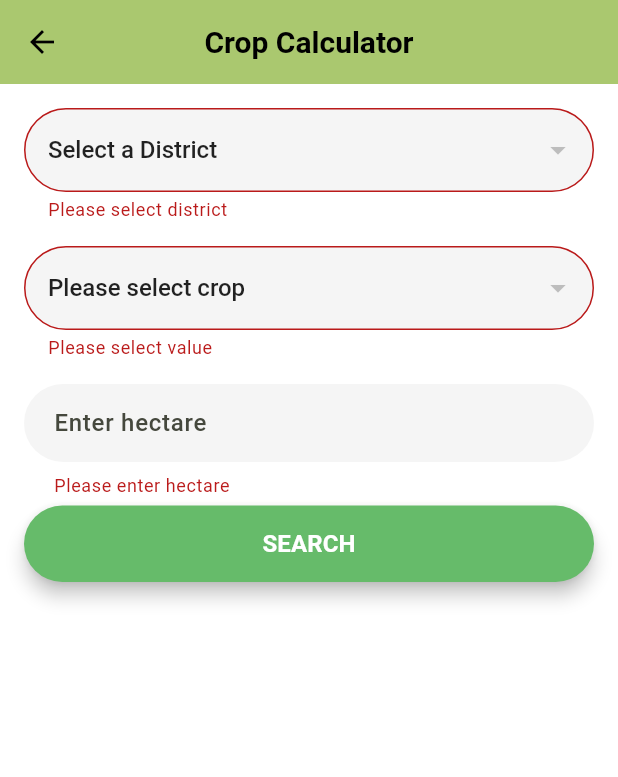
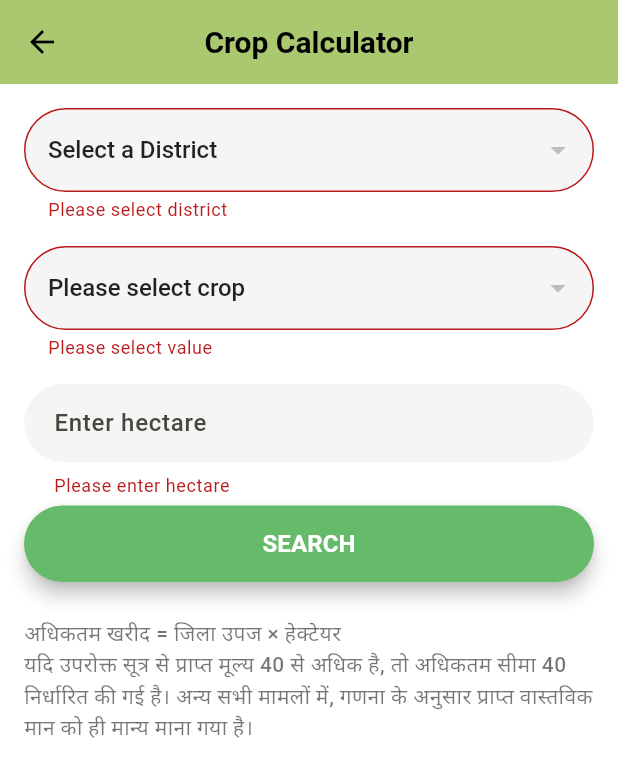
Before and after one commit to Kuldeepsinghhada/rajfed_qr, a Flutter app: the CropCalculaterScreen screen opened directly, after a tap on "SEARCH", on a phone screen of 412 x 824 dp. Shown: the top 777 px of the screen. Run offline on Flutter 3.47's test engine with Material 3 defaults, Android fonts, the phone set to English and light mode, and no system bars; our stand-ins replace connectivity_plus, device_info_plus, dio, fluttertoast, geolocator, image_picker and 4 more; missing offline and left inert: ai_barcode_scanner; accounts and stored records are empty; network calls fail.

Commit message:
issue fix

```diff
--- a/lib/Screens/Incharge/incharge_home/incharge_home.dart
+++ b/lib/Screens/Incharge/incharge_home/incharge_home.dart
@@ -11,7 +11,6 @@ import 'package:rajfed_qr/Screens/Incharge/upload_warehouse_screen/upload_wareho
 import 'package:rajfed_qr/Screens/OpenSource/farmer_desk_screen.dart';
 import 'package:rajfed_qr/Screens/Operator/Home/op_home_service.dart';
 import 'package:rajfed_qr/Screens/Operator/Home/views/Information_row.dart';
-import 'package:rajfed_qr/Screens/login/login_screen.dart';
 import 'package:rajfed_qr/Screens/QRScannerScreen/qr_code_screen.dart';
 import 'package:rajfed_qr/common_views/common_button.dart';
 import 'package:rajfed_qr/common_views/loader_dialog.dart';
--- a/lib/Screens/OpenSource/contact_us_screen.dart
+++ b/lib/Screens/OpenSource/contact_us_screen.dart
@@ -126,7 +126,7 @@ class HeadquartersSection extends StatelessWidget {
 
   final List<_HeadquartersBranch> branches = const [
     _HeadquartersBranch(
-      title: "चित्त एवं लेखा",
+      title: "वित्त एवं लेखा",
       contacts: [
         _HeadquartersContact(
           name: "डाॅ. भगवान सहाय लाडला",
--- a/lib/Screens/OpenSource/crop_calculate/crop_calculate_service.dart
+++ b/lib/Screens/OpenSource/crop_calculate/crop_calculate_service.dart
@@ -1,8 +1,6 @@
 import 'package:rajfed_qr/APIService/api_endpoint.dart';
 import 'package:rajfed_qr/APIService/api_service.dart';
-import 'package:rajfed_qr/APIService/shared_preference_helper.dart';
 import 'package:rajfed_qr/models/APIModel/api_response.dart';
-import 'package:rajfed_qr/models/dashboard_data_model.dart';
 import 'package:rajfed_qr/models/yield_master.dart';
 import 'package:rajfed_qr/utils/enums.dart';
 
@@ -14,8 +12,8 @@ class CropCalculateService {
   Future<APIResponse> getYield(String? district, int? cropId) async {
     try {
       var query = "?District=$district&CropID=$cropId";
-      var response = await ApiService.instance.apiCall(
-          APIEndPoint.getYield + query, HttpRequestType.get, null);
+      var response = await ApiService.instance
+          .apiCall(APIEndPoint.getYield + query, HttpRequestType.get, null);
       if (response.status) {
         var data = response.data['response']['yieldmaster'];
         YieldMaster dataModel = YieldMaster.fromJson(data);
--- a/lib/Screens/OpenSource/crop_calculate/crop_calculater_screen.dart
+++ b/lib/Screens/OpenSource/crop_calculate/crop_calculater_screen.dart
@@ -178,26 +178,9 @@ class _CropCalculaterScreenState extends State<CropCalculaterScreen> {
         double? maxSell =
             (yieldMaster?.yieldRate ?? 0) * int.parse(_searchController.text);
         maxSell = (maxSell > 40 ? 40 : maxSell);
-        var hectare = int.parse(_searchController.text);
         showMaxSellDialog(context, maxSell);
-        // showDialog(
-        //   context: context,
-        //   builder: (context) => AlertDialog(
-        //     content: Text(
-        //       'आपकी अधिकतम तुलन क्षमता ${maxSell?.toInt()} QTL है',
-        //       style: TextStyle(fontSize: 18),
-        //       textAlign: TextAlign.center,
-        //     ),
-        //     actions: [
-        //       TextButton(
-        //         onPressed: () => Navigator.of(context).pop(),
-        //         child: Text('OK'),
-        //       ),
-        //     ],
-        //   ),
-        // );
       } else {
-        showErrorToast(response.error ?? "Failed to fetch yield");
+        showErrorToast(response.error);
       }
     } catch (e) {
       if (!mounted) return;
@@ -298,6 +281,14 @@ class _CropCalculaterScreenState extends State<CropCalculaterScreen> {
                             ),
                           ),
                         ],
+                      ),
+                      SizedBox(height: 24),
+                      Text(
+                        "अधिकतम खरीद = जिला उपज × हेक्टेयर\nयदि उपरोक्त सूत्र से प्राप्त मूल्य 40 से अधिक है, तो अधिकतम सीमा 40 निर्धारित की गई है। अन्य सभी मामलों में, गणना के अनुसार प्राप्त वास्तविक मान को ही मान्य माना गया है।",
+                        style: TextStyle(
+                            fontSize: 14,
+                            color: Colors.black54,
+                            fontWeight: FontWeight.w500),
                       ),
                     ],
                   ),
@@ -578,7 +569,8 @@ class _ModernDialogContent extends StatelessWidget {
                                   borderRadius: BorderRadius.circular(10)),
                             ),
                             onPressed: () => Navigator.of(context).pop(),
-                            child: const Text('OK', style: TextStyle(fontWeight: FontWeight.w600)),
+                            child: const Text('OK',
+                                style: TextStyle(fontWeight: FontWeight.w600)),
                           ),
                         ),
                       ],
--- a/lib/Screens/Operator/Home/HomeScreen.dart
+++ b/lib/Screens/Operator/Home/HomeScreen.dart
@@ -12,7 +12,6 @@ import 'package:rajfed_qr/Screens/OpenSource/farmer_desk_screen.dart';
 import 'package:rajfed_qr/Screens/Operator/DeleteQr/delete_qr_screen.dart';
 import 'package:rajfed_qr/Screens/Operator/Home/op_home_service.dart';
 import 'package:rajfed_qr/Screens/Operator/Home/views/Information_row.dart';
-import 'package:rajfed_qr/Screens/login/login_screen.dart';
 import 'package:rajfed_qr/Screens/QRScannerScreen/qr_code_screen.dart';
 import 'package:rajfed_qr/common_views/common_button.dart';
 import 'package:rajfed_qr/common_views/loader_dialog.dart';
--- a/lib/Screens/Operator/Profile/profile_screen.dart
+++ b/lib/Screens/Operator/Profile/profile_screen.dart
@@ -8,7 +8,6 @@ import 'package:rajfed_qr/APIService/shared_preference_helper.dart';
 import 'package:rajfed_qr/Screens/ChangePassword/change_password.dart';
 import 'package:rajfed_qr/Screens/OpenSource/farmer_desk_screen.dart';
 import 'package:rajfed_qr/Screens/Operator/Home/op_home_service.dart';
-import 'package:rajfed_qr/Screens/login/login_screen.dart';
 import 'package:rajfed_qr/common_views/loader_dialog.dart';
 import 'package:rajfed_qr/models/APIModel/api_response.dart';
 import 'package:rajfed_qr/utils/enums.dart';
--- a/pubspec.yaml
+++ b/pubspec.yaml
@@ -16,7 +16,7 @@ publish_to: 'none' # Remove this line if you wish to publish to pub.dev
 # https://developer.apple.com/library/archive/documentation/General/Reference/InfoPlistKeyReference/Articles/CoreFoundationKeys.html
 # In Windows, build-name is used as the major, minor, and patch parts
 # of the product and file versions while build-number is used as the build suffix.
-version: 1.2.0+8
+version: 2.0.0+10
 
 environment:
   sdk: ^3.6.2
```
Also changed, not shown: lib/APIService/api_service.dart (+8 -6 lines), lib/Screens/Admin/admin_home_screen.dart (+45 -14 lines), lib/Screens/QRScannerScreen/qr_code_screen.dart (+8 -7 lines), lib/models/yield_master.dart (+10 -10 lines), pubspec.lock, 15 other files.
